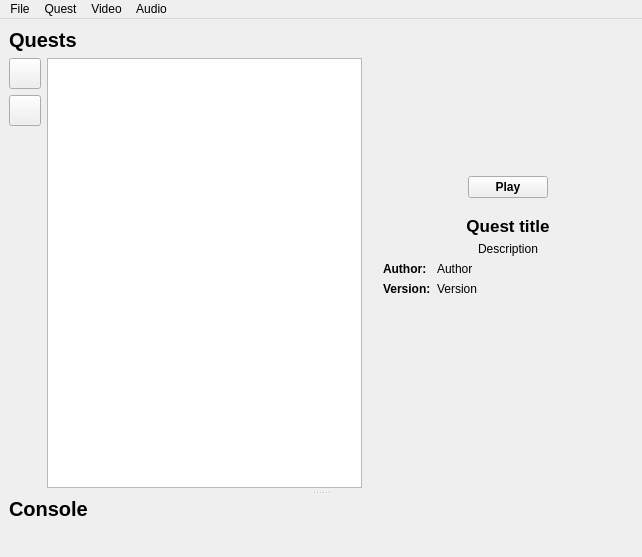
Old version of the form gui/src/main_window.ui in the repository solarus-games/solarus.
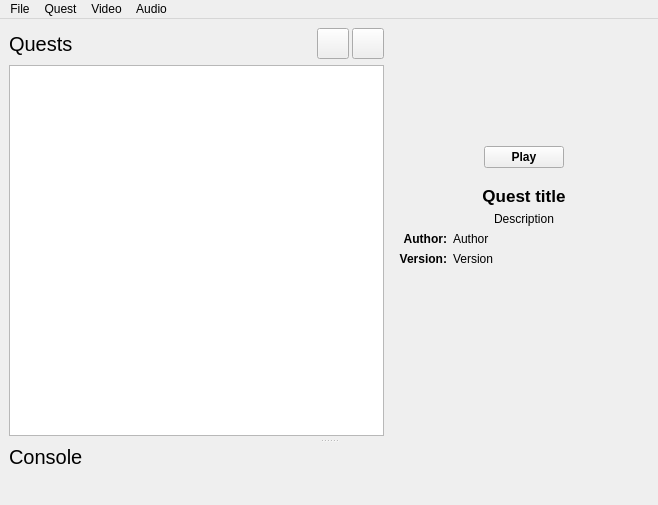
New version of the form. Icons and pictures are not drawn. Custom widgets are drawn as their Qt base class.

Commit message: ItemDelegate for the view

The edit to the form file:
```diff
--- a/gui/src/main_window.ui
+++ b/gui/src/main_window.ui
@@ -6,8 +6,8 @@
    <rect>
     <x>0</x>
     <y>0</y>
-    <width>642</width>
-    <height>557</height>
+    <width>658</width>
+    <height>505</height>
    </rect>
   </property>
   <property name="minimumSize">
@@ -23,7 +23,7 @@
    <string notr="true">QLabel#quests_title_label, 
 QLabel#console_title_label {
 	font-size: 15pt;
-	font-weight: bold;
+	font-weight: 200;
 }
 
 QLabel#quest_title_value {
@@ -57,7 +57,7 @@
          <height>300</height>
         </size>
        </property>
-       <layout class="QGridLayout" name="top_widget_layout" columnstretch="0,1,0,0">
+       <layout class="QGridLayout" name="top_widget_layout" columnstretch="0,0,0,0">
         <property name="leftMargin">
          <number>0</number>
         </property>
@@ -70,8 +70,36 @@
         <property name="bottomMargin">
          <number>0</number>
         </property>
-        <item row="1" column="0">
-         <layout class="QVBoxLayout" name="buttons_layout">
+        <property name="spacing">
+         <number>6</number>
+        </property>
+        <item row="1" column="0" colspan="2">
+         <widget class="SolarusGui::QuestsView" name="quests_view">
+          <property name="editTriggers">
+           <set>QAbstractItemView::NoEditTriggers</set>
+          </property>
+          <property name="showDropIndicator" stdset="0">
+           <bool>false</bool>
+          </property>
+          <property name="selectionMode">
+           <enum>QAbstractItemView::SingleSelection</enum>
+          </property>
+          <property name="selectionBehavior">
+           <enum>QAbstractItemView::SelectRows</enum>
+          </property>
+          <property name="spacing">
+           <number>0</number>
+          </property>
+          <property name="uniformItemSizes">
+           <bool>true</bool>
+          </property>
+         </widget>
+        </item>
+        <item row="0" column="0" colspan="2">
+         <layout class="QHBoxLayout" name="quest_title_layout">
+          <property name="spacing">
+           <number>3</number>
+          </property>
           <property name="leftMargin">
            <number>0</number>
           </property>
@@ -84,6 +112,29 @@
           <property name="bottomMargin">
            <number>0</number>
           </property>
+          <item>
+           <widget class="QLabel" name="quests_title_label">
+            <property name="text">
+             <string>Quests</string>
+            </property>
+           </widget>
+          </item>
+          <item>
+           <spacer name="horizontalSpacer">
+            <property name="orientation">
+             <enum>Qt::Horizontal</enum>
+            </property>
+            <property name="sizeType">
+             <enum>QSizePolicy::MinimumExpanding</enum>
+            </property>
+            <property name="sizeHint" stdset="0">
+             <size>
+              <width>40</width>
+              <height>0</height>
+             </size>
+            </property>
+           </spacer>
+          </item>
           <item>
            <widget class="QToolButton" name="add_button">
             <property name="toolTip">
@@ -118,22 +169,9 @@
             </property>
            </widget>
           </item>
-          <item>
-           <spacer name="vertical_spacer">
-            <property name="orientation">
-             <enum>Qt::Vertical</enum>
-            </property>
-            <property name="sizeHint" stdset="0">
-             <size>
-              <width>0</width>
-              <height>0</height>
-             </size>
-            </property>
-           </spacer>
-          </item>
          </layout>
         </item>
-        <item row="1" column="3">
+        <item row="0" column="3" rowspan="2">
          <widget class="QWidget" name="quest_info_panel" native="true">
           <property name="sizePolicy">
            <sizepolicy hsizetype="Fixed" vsizetype="Preferred">
@@ -339,6 +377,9 @@
                <property name="text">
                 <string>Author:</string>
                </property>
+               <property name="alignment">
+                <set>Qt::AlignRight|Qt::AlignTrailing|Qt::AlignVCenter</set>
+               </property>
               </widget>
              </item>
              <item row="0" column="1">
@@ -356,6 +397,9 @@
                <property name="text">
                 <string>Version:</string>
                </property>
+               <property name="alignment">
+                <set>Qt::AlignRight|Qt::AlignTrailing|Qt::AlignVCenter</set>
+               </property>
                <property name="text_role" stdset="0">
                 <string>h3</string>
                </property>
@@ -389,9 +433,6 @@
           </layout>
          </widget>
         </item>
-        <item row="1" column="1">
-         <widget class="SolarusGui::QuestsView" name="quests_view"/>
-        </item>
         <item row="1" column="2">
          <spacer name="top_widget_horizontal_spacer">
           <property name="orientation">
@@ -408,13 +449,6 @@
           </property>
          </spacer>
         </item>
-        <item row="0" column="0" colspan="4">
-         <widget class="QLabel" name="quests_title_label">
-          <property name="text">
-           <string>Quests</string>
-          </property>
-         </widget>
-        </item>
        </layout>
       </widget>
       <widget class="QWidget" name="bottom_widget" native="true">
@@ -452,7 +486,7 @@
     <rect>
      <x>0</x>
      <y>0</y>
-     <width>642</width>
+     <width>658</width>
      <height>27</height>
     </rect>
    </property>
```
The commit also changes 7 other files.
